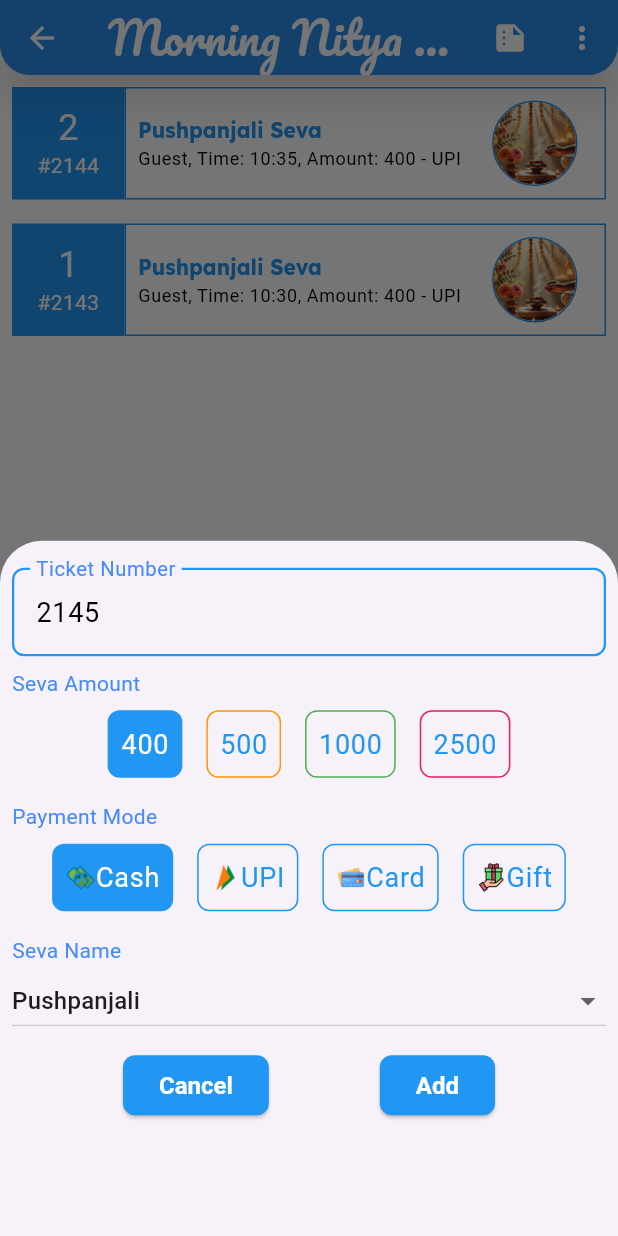
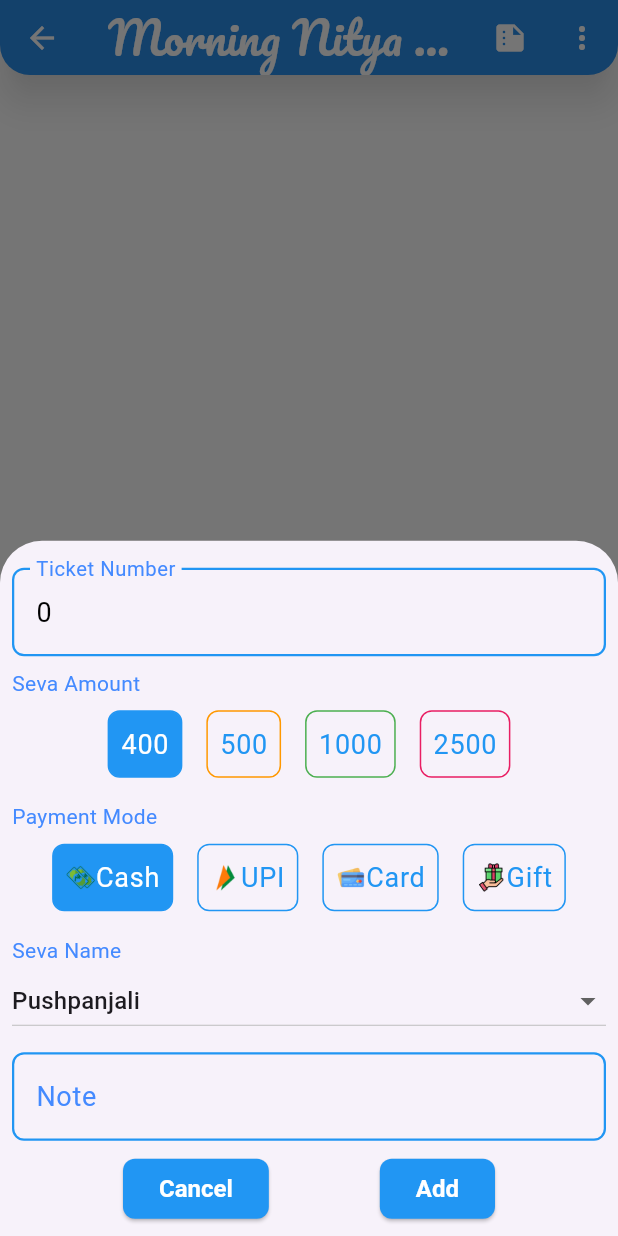
Before and after one commit to jayantadn/vkhillseva, a Flutter app: the TicketPage screen opened directly, after a tap on the "add" icon, on a phone screen of 412 x 824 dp. Run offline on Flutter 3.47's test engine with Material 3 defaults, Android fonts, the phone set to English and light mode, and no system bars; our stand-ins replace firebase_core, firebase_database, fl_chart, fluttertoast, google_fonts, synchronized; accounts and stored records are empty; Roboto replaces fonts that are missing (Mogra).

Commit message:
feature: add ticket

```diff
--- a/lib/main.dart
+++ b/lib/main.dart
@@ -32,6 +32,6 @@ class MyApp extends StatelessWidget {
   @override
   Widget build(BuildContext context) {
     return MaterialApp(
-        title: "ISKCON VK Hill Seva", theme: themeDefault, home: test);
+        title: "ISKCON VK Hill Seva", theme: themeDefault, home: home);
   }
 }
--- a/lib/nitya_seva/ticket_page.dart
+++ b/lib/nitya_seva/ticket_page.dart
@@ -3,6 +3,7 @@ import 'package:firebase_database/firebase_database.dart';
 import 'package:flutter/material.dart';
 import 'package:intl/intl.dart';
 import 'package:vkhillseva/common/const.dart';
+import 'package:vkhillseva/common/fb.dart';
 import 'package:vkhillseva/nitya_seva/session.dart';
 import 'package:vkhillseva/widgets/common_widgets.dart';
 import 'package:vkhillseva/widgets/loading_overlay.dart';
@@ -19,29 +20,9 @@ class TicketPage extends StatefulWidget {
 
 class _TicketPageState extends State<TicketPage> {
   bool _isLoading = true;
-  final DateTime _selectedDate = DateTime.now();
 
   // lists
-  final List<Ticket> _tickets = [
-    Ticket(
-        timestamp: DateTime.now(),
-        amount: 400,
-        mode: "UPI",
-        ticketNumber: 2143,
-        user: "Guest",
-        seva: "Pushpanjali Seva",
-        note: "",
-        image: 'assets/images/LauncherIcons/NityaSeva.png'),
-    Ticket(
-        timestamp: DateTime.now().add(Duration(minutes: 5)),
-        amount: 400,
-        mode: "UPI",
-        ticketNumber: 2144,
-        user: "Guest",
-        seva: "Pushpanjali Seva",
-        note: "",
-        image: 'assets/images/LauncherIcons/NityaSeva.png'),
-  ];
+  final List<Ticket> _tickets = [];
 
   // controllers, listeners and focus nodes
   final List<StreamSubscription<DatabaseEvent>> _listeners = [];
@@ -195,6 +176,7 @@ class _TicketPageState extends State<TicketPage> {
 
     // controllers
     TextEditingController ticketNumberController = TextEditingController();
+    TextEditingController noteController = TextEditingController();
 
     // field values
     if (filteredTickets.isNotEmpty) {
@@ -202,6 +184,7 @@ class _TicketPageState extends State<TicketPage> {
     }
     ticketNumberController.text = ticketNumber.toString();
     sevaNames = _getSevaNames(amount);
+    sevaName = sevaNames.isNotEmpty ? sevaNames[0] : "";
 
     showModalBottomSheet(
       context: context,
@@ -253,6 +236,8 @@ class _TicketPageState extends State<TicketPage> {
                                           : 0)
                                       .toString();
                                   sevaNames = _getSevaNames(amount);
+                                  sevaName =
+                                      sevaNames.isNotEmpty ? sevaNames[0] : "";
                                 });
                               },
                               child: Container(
@@ -382,6 +367,13 @@ class _TicketPageState extends State<TicketPage> {
                     ),
                   ),
 
+                  // note
+                  SizedBox(height: 10),
+                  TextField(
+                    controller: noteController,
+                    decoration: InputDecoration(labelText: "Note"),
+                  ),
+
                   // buttons
                   SizedBox(height: 8),
                   Row(
@@ -397,6 +389,7 @@ class _TicketPageState extends State<TicketPage> {
 
                           // dispose all controllers and focus nodes
                           ticketNumberController.dispose();
+                          noteController.dispose();
                         },
                         child: Text("Cancel"),
                       ),
@@ -404,11 +397,52 @@ class _TicketPageState extends State<TicketPage> {
                         onPressed: () {
                           Navigator.pop(context);
 
+                          // fetch the icon
+                          List sevas = Const()
+                              .nityaSeva['amounts']!
+                              .firstWhere((element) =>
+                                  element.keys.first == amount.toString())
+                              .values
+                              .first['sevas'] as List;
+                          String icon = sevas.firstWhere(
+                              (element) => element['name'] == sevaName)['icon'];
+
+                          // create ticket
+                          Ticket ticket = Ticket(
+                            timestamp: DateTime.now(),
+                            amount: amount,
+                            mode: mode,
+                            ticketNumber:
+                                int.parse(ticketNumberController.text),
+                            user: "Guest",
+                            note: noteController.text,
+                            image: icon,
+                            seva: sevaName,
+                          );
+
+                          // add ticket to list
+                          setState(() {
+                            _tickets.insert(0, ticket);
+                          });
+
+                          // add ticket to database
+                          String dbDate = DateFormat("yyyy-MM-dd")
+                              .format(widget.session.timestamp)
+                              .toString();
+                          String dbSession = widget.session.timestamp
+                              .toIso8601String()
+                              .replaceAll(".", "^");
+                          FB().addToList(
+                              path: "NityaSeva/$dbDate/$dbSession/Tickets",
+                              data: ticket.toJson());
+
                           // clear all lists
                           sevaNames.clear();
                           filteredTickets.clear();
 
                           // dispose all controllers and focus nodes
+                          ticketNumberController.dispose();
+                          noteController.dispose();
                         },
                         child: Text("Add"),
                       ),
```
